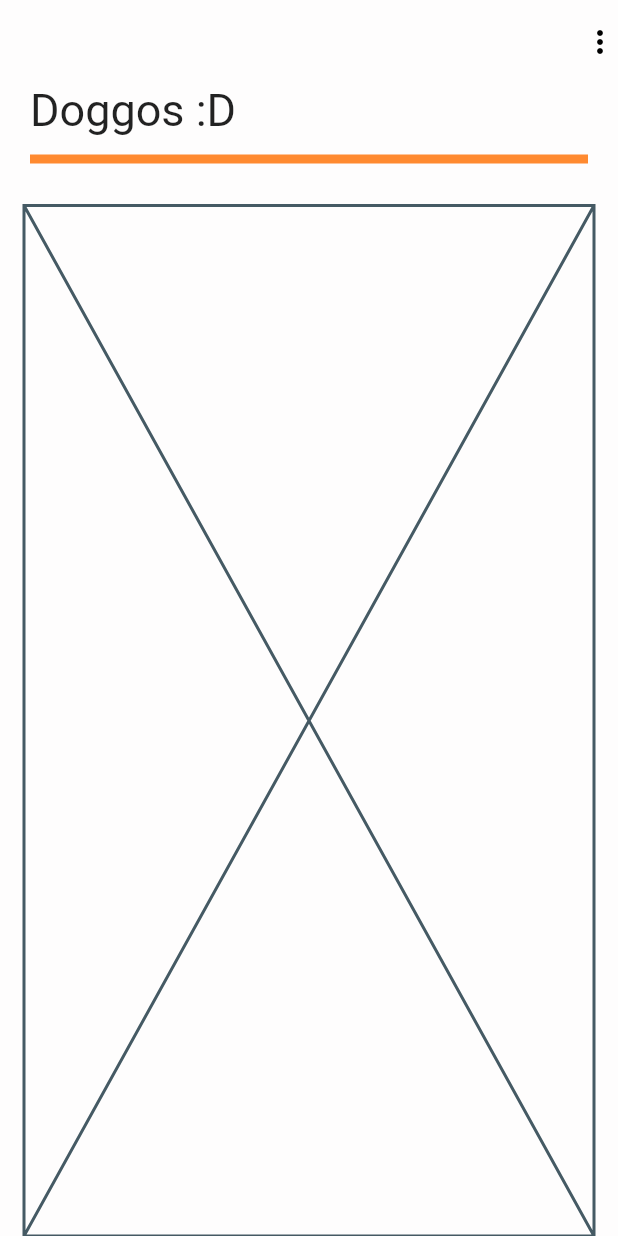
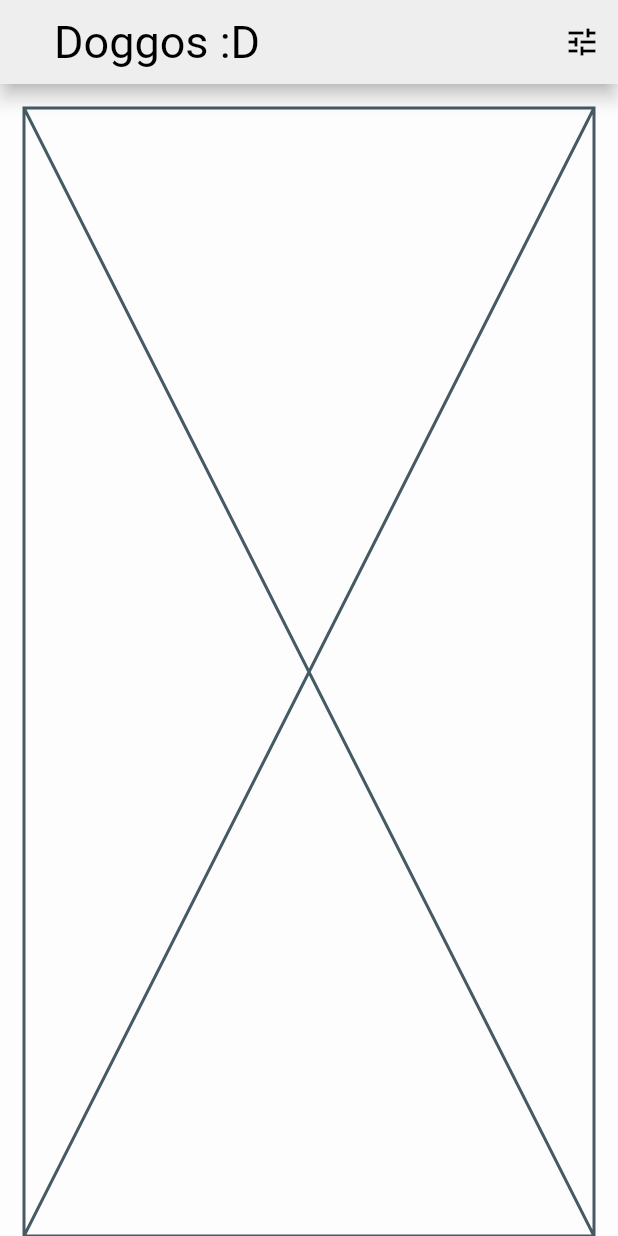
Before and after one commit to guigs4/the_dog_api, a Flutter app: the screen it shows after launch, on a phone screen of 412 x 824 dp. Run offline on Flutter 3.47's test engine with Material 2 defaults, Android fonts, the phone set to English and light mode, and no system bars; our stand-ins replace cached_network_image, dio, infinite_scroll_pagination; network calls fail.

```diff
--- a/lib/main.dart
+++ b/lib/main.dart
@@ -20,8 +20,8 @@ class MyApp extends StatelessWidget {
       theme: ThemeData(
         scaffoldBackgroundColor: const Color(0xfffefdfd),
         appBarTheme: const AppBarTheme(
-          color: Color(0xfffefdfd),
-          elevation: 0,
+          color: Color(0xffeeeeee),
+          elevation: 5,
           titleTextStyle: TextStyle(
             color: Colors.black,
           ),
--- /dev/null
+++ b/lib/models/preferences_model.dart
@@ -0,0 +1,18 @@
+enum SortMethod { random, asc, desc }
+
+class PreferencesModel {
+  PreferencesModel({this.sortMethod = SortMethod.random, required this.selectedBreed});
+  final SortMethod sortMethod;
+  final BreedInfo selectedBreed;
+}
+
+//TODO: move to its own file
+class BreedInfo {
+  String? breedId;
+  String? breedName;
+
+  BreedInfo({this.breedId, this.breedName});
+
+  factory BreedInfo.fromJson(Map<String, dynamic> json) =>
+      BreedInfo(breedId: json['id'], breedName: json['name']);
+}
--- a/lib/views/main_page.dart
+++ b/lib/views/main_page.dart
@@ -26,30 +26,28 @@ class _MainPageState extends State<MainPage> {
     var listViewModel = Provider.of<DogImageListViewModel>(context);
     return Scaffold(
       appBar: AppBar(
-        actions: const <Widget>[
-          Icon(Icons.more_vert),
+        actions: [
+          IconButton(
+            icon: const Icon(Icons.tune),
+            onPressed: () {
+              // open prefs screen
+            },
+          )
         ],
+        title: const Padding(
+          padding: EdgeInsets.only(left: 20),
+          child: Text(
+            'Doggos :D',
+            style: TextStyle(
+              fontSize: 30,
+            ),
+          ),
+        ),
       ),
       body: SafeArea(
         child: Column(
           crossAxisAlignment: CrossAxisAlignment.start,
           children: [
-            const Padding(
-              padding: EdgeInsets.only(left: 20),
-              child: Text(
-                'Doggos :D',
-                style: TextStyle(
-                  fontSize: 30,
-                ),
-              ),
-            ),
-            const Divider(
-              color: Color(0xffff8a30),
-              height: 30,
-              thickness: 6,
-              indent: 20,
-              endIndent: 20,
-            ),
             Expanded(
               child: PagedDogsGrid(
                 dogImages: listViewModel.images,
```
Also changed, not shown: lib/services/web_service.dart (+18 -4 lines), lib/views/list_preferences_view.dart (added, +125 -0 lines), lib/widgets/preference_groups/sort_method_group.dart (added, +55 -0 lines).
